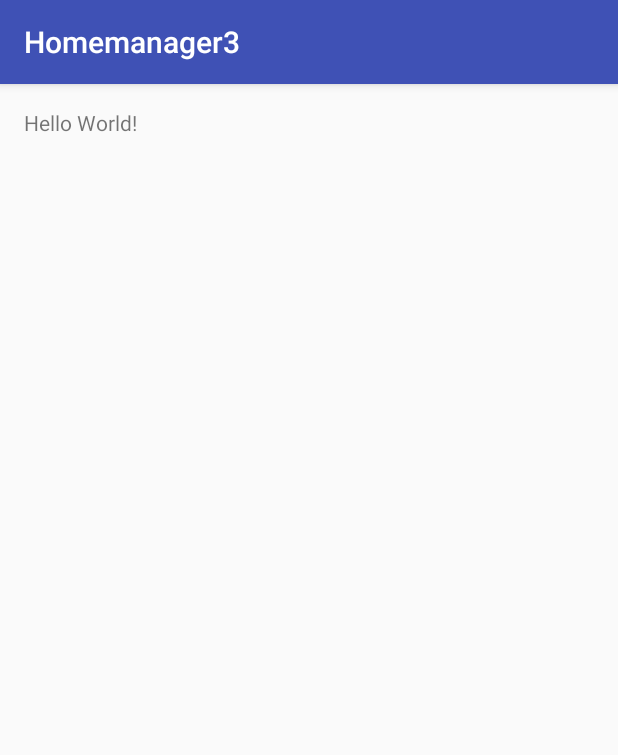
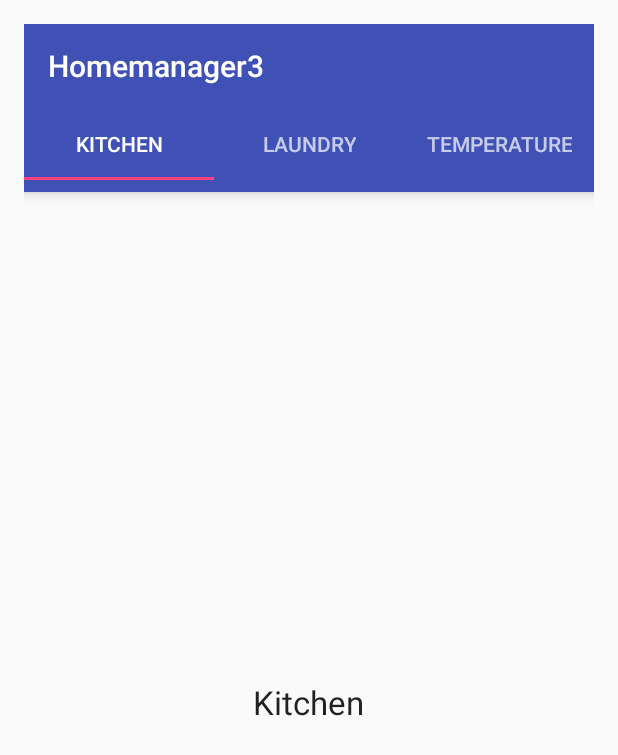
Before and after one commit to Jivebread/Homemanager, an Android app: the screen it shows after launch (MainActivity), on a phone screen of 412 x 824 dp. Shown: the top 755 px of the screen. Run offline under Robolectric (Android 15) with nearby library versions, the phone set to English and light mode, and no system bars.

```diff
--- a/app/build.gradle
+++ b/app/build.gradle
@@ -26,4 +26,5 @@ dependencies {
     })
     compile 'com.android.support:appcompat-v7:24.2.1'
     testCompile 'junit:junit:4.12'
+    compile 'com.android.support:design:24.1.1'
 }
--- /dev/null
+++ b/app/src/main/java/com/example/lg/homemanager3/Fragment/KitchenFragment.java
@@ -0,0 +1,21 @@
+package com.example.lg.homemanager3.Fragment;
+
+import android.os.Bundle;
+import android.support.annotation.Nullable;
+import android.support.v4.app.Fragment;
+import android.view.LayoutInflater;
+import android.view.View;
+import android.view.ViewGroup;
+
+import com.example.lg.homemanager3.R;
+
+/**
+ * Created by Team Simon on 10/21/2016.
+ */
+
+public class KitchenFragment extends Fragment {
+    @Override
+    public View onCreateView(LayoutInflater inflater, ViewGroup container, Bundle savedInstanceState) {
+        return inflater.inflate(R.layout.kitchenfragment, container, false);
+    }
+}
--- /dev/null
+++ b/app/src/main/java/com/example/lg/homemanager3/Fragment/LaundryFragment.java
@@ -0,0 +1,20 @@
+package com.example.lg.homemanager3.Fragment;
+
+import android.os.Bundle;
+import android.support.v4.app.Fragment;
+import android.view.LayoutInflater;
+import android.view.View;
+import android.view.ViewGroup;
+
+import com.example.lg.homemanager3.R;
+
+/**
+ * Created by Team Simon on 10/21/2016.
+ */
+
+public class LaundryFragment extends Fragment {
+    @Override
+    public View onCreateView(LayoutInflater inflater, ViewGroup container, Bundle savedInstanceState) {
+        return inflater.inflate(R.layout.laundryfragment, container, false);
+    }
+}
--- a/app/src/main/java/com/example/lg/homemanager3/MainActivity.java
+++ b/app/src/main/java/com/example/lg/homemanager3/MainActivity.java
@@ -1,7 +1,13 @@
 package com.example.lg.homemanager3;
+
+import android.support.design.widget.TabLayout;
+import android.support.v4.view.ViewPager;
 
 import android.support.v7.app.AppCompatActivity;
 import android.os.Bundle;
+import android.support.v7.widget.Toolbar;
+import android.view.Menu;
+import android.view.MenuItem;
 
 public class MainActivity extends AppCompatActivity {
 
@@ -9,5 +15,39 @@ public class MainActivity extends AppCompatActivity {
     protected void onCreate(Bundle savedInstanceState) {
         super.onCreate(savedInstanceState);
         setContentView(R.layout.activity_main);
+        Toolbar toolbar = (Toolbar) findViewById(R.id.toolbar);
+        setSupportActionBar(toolbar);
+
+        TabLayout tabLayout = (TabLayout) findViewById(R.id.tab_layout);
+        tabLayout.addTab(tabLayout.newTab().setText("Kitchen"));
+        tabLayout.addTab(tabLayout.newTab().setText("Laundry"));
+        tabLayout.addTab(tabLayout.newTab().setText("Temperature"));
+        tabLayout.setTabGravity(TabLayout.GRAVITY_FILL);
+
+        final ViewPager viewPager = (ViewPager) findViewById(R.id.pager);
+        final PagerAdapter adapter = new PagerAdapter
+                (getSupportFragmentManager(), tabLayout.getTabCount());
+        viewPager.setAdapter(adapter);
+        viewPager.addOnPageChangeListener(new TabLayout.TabLayoutOnPageChangeListener(tabLayout));
+        tabLayout.setOnTabSelectedListener(new TabLayout.OnTabSelectedListener() {
+            @Override
+            public void onTabSelected(TabLayout.Tab tab) {
+                viewPager.setCurrentItem(tab.getPosition());
+            }
+
+            @Override
+            public void onTabUnselected(TabLayout.Tab tab) {
+
+            }
+
+            @Override
+            public void onTabReselected(TabLayout.Tab tab) {
+
+            }
+        });
     }
+
+
+
+
 }
--- /dev/null
+++ b/app/src/main/java/com/example/lg/homemanager3/PagerAdapter.java
@@ -0,0 +1,47 @@
+package com.example.lg.homemanager3;
+
+import android.support.v4.app.Fragment;
+import android.support.v4.app.FragmentManager;
+import android.support.v4.app.FragmentStatePagerAdapter;
+
+import com.example.lg.homemanager3.Fragment.KitchenFragment;
+import com.example.lg.homemanager3.Fragment.LaundryFragment;
+import com.example.lg.homemanager3.Fragment.TemperatureFragment;
+
+/**
+ * Created by Team Simon on 10/21/2016.
+ */
+
+public class PagerAdapter extends FragmentStatePagerAdapter {
+    private int mNumOfTabs;
+
+    public PagerAdapter(FragmentManager fm, int NumOfTabs) {
+        super(fm);
+        this.mNumOfTabs= NumOfTabs;
+    }
+
+    @Override
+    public Fragment getItem(int position) {
+        switch (position) {
+            case 0:
+                KitchenFragment tab1 = new KitchenFragment();
+                return tab1;
+            case 1:
+                LaundryFragment tab2 = new LaundryFragment();
+                return tab2;
+            case 2:
+                TemperatureFragment tab3 = new TemperatureFragment();
+                return tab3;
+            default:
+                return null;
+
+    }
+
+
+}
+
+    @Override
+    public int getCount() {
+        return mNumOfTabs;
+    }
+}
--- a/app/src/main/res/layout/activity_main.xml
+++ b/app/src/main/res/layout/activity_main.xml
@@ -2,6 +2,7 @@
 <RelativeLayout
     xmlns:android="http://schemas.android.com/apk/res/android"
     xmlns:tools="http://schemas.android.com/tools"
+    xmlns:app="http://schemas.android.com/apk/res-auto"
     android:id="@+id/activity_main"
     android:layout_width="match_parent"
     android:layout_height="match_parent"
@@ -10,9 +11,29 @@
     android:paddingTop="@dimen/activity_vertical_margin"
     android:paddingBottom="@dimen/activity_vertical_margin"
     tools:context="com.example.lg.homemanager3.MainActivity">
+    <android.support.v7.widget.Toolbar
+        android:id="@+id/toolbar"
+        android:layout_width="match_parent"
+        android:layout_height="wrap_content"
+        android:layout_alignParentTop="true"
+        android:background="?attr/colorPrimary"
+        android:elevation="6dp"
+        android:minHeight="?attr/actionBarSize"
+        android:theme="@style/ThemeOverlay.AppCompat.Dark.ActionBar"
+        app:popupTheme="@style/ThemeOverlay.AppCompat.Light"/>
+    <android.support.design.widget.TabLayout
+        android:id="@+id/tab_layout"
+        android:layout_width="match_parent"
+        android:layout_height="wrap_content"
+        android:layout_below="@+id/toolbar"
+        android:background="?attr/colorPrimary"
+        android:elevation="6dp"
+        android:minHeight="?attr/actionBarSize"
+        android:theme="@style/ThemeOverlay.AppCompat.Dark.ActionBar"/>
 
-    <TextView
-        android:layout_width="wrap_content"
-        android:layout_height="wrap_content"
-        android:text="Hello World!" />
+    <android.support.v4.view.ViewPager
+        android:id="@+id/pager"
+        android:layout_width="match_parent"
+        android:layout_height="fill_parent"
+        android:layout_below="@id/tab_layout"/>
 </RelativeLayout>
--- /dev/null
+++ b/app/src/main/res/layout/kitchenfragment.xml
@@ -0,0 +1,12 @@
+<?xml version="1.0" encoding="utf-8"?>
+<RelativeLayout xmlns:android="http://schemas.android.com/apk/res/android"
+                android:layout_width="match_parent"
+                android:layout_height="match_parent">
+    <TextView
+        android:id="@+id/textView"
+        android:layout_width="wrap_content"
+        android:layout_height="wrap_content"
+        android:layout_centerInParent="true"
+        android:text="Kitchen"
+        android:textAppearance="?android:attr/textAppearanceLarge"/>
+</RelativeLayout>
--- a/app/src/main/res/values/strings.xml
+++ b/app/src/main/res/values/strings.xml
@@ -1,3 +1,6 @@
 <resources>
     <string name="app_name">Homemanager3</string>
+    <string name="Kitchen">Kitchen</string>
+    <string name="Laundry">Laundry</string>
+    <string name="Temperature">Temperature</string>
 </resources>
--- a/app/src/main/res/values/styles.xml
+++ b/app/src/main/res/values/styles.xml
@@ -1,7 +1,7 @@
 <resources>
 
     <!-- Base application theme. -->
-    <style name="AppTheme" parent="Theme.AppCompat.Light.DarkActionBar">
+    <style name="AppTheme" parent="Theme.AppCompat.Light.NoActionBar">
         <!-- Customize your theme here. -->
         <item name="colorPrimary">@color/colorPrimary</item>
         <item name="colorPrimaryDark">@color/colorPrimaryDark</item>
```
Also changed, not shown: app/src/main/java/com/example/lg/homemanager3/Fragment/TemperatureFragment.java (added, +22 -0 lines), app/src/main/res/layout/laundryfragment.xml (added, +12 -0 lines), app/src/main/res/layout/temperaturefragment.xml (added, +12 -0 lines).
